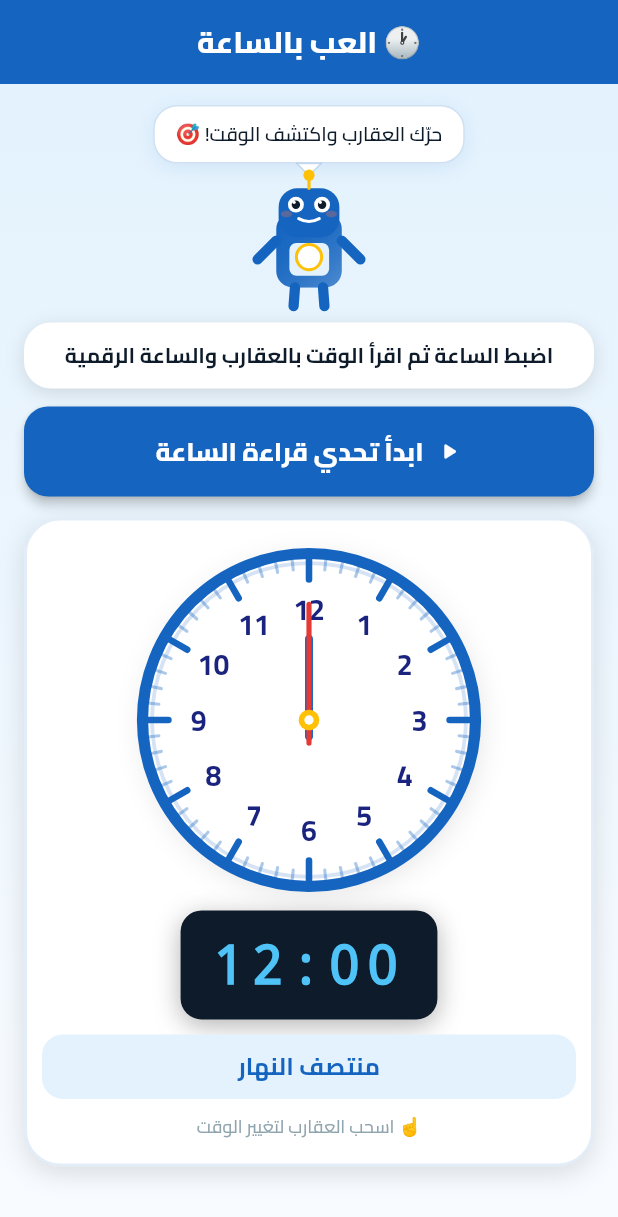
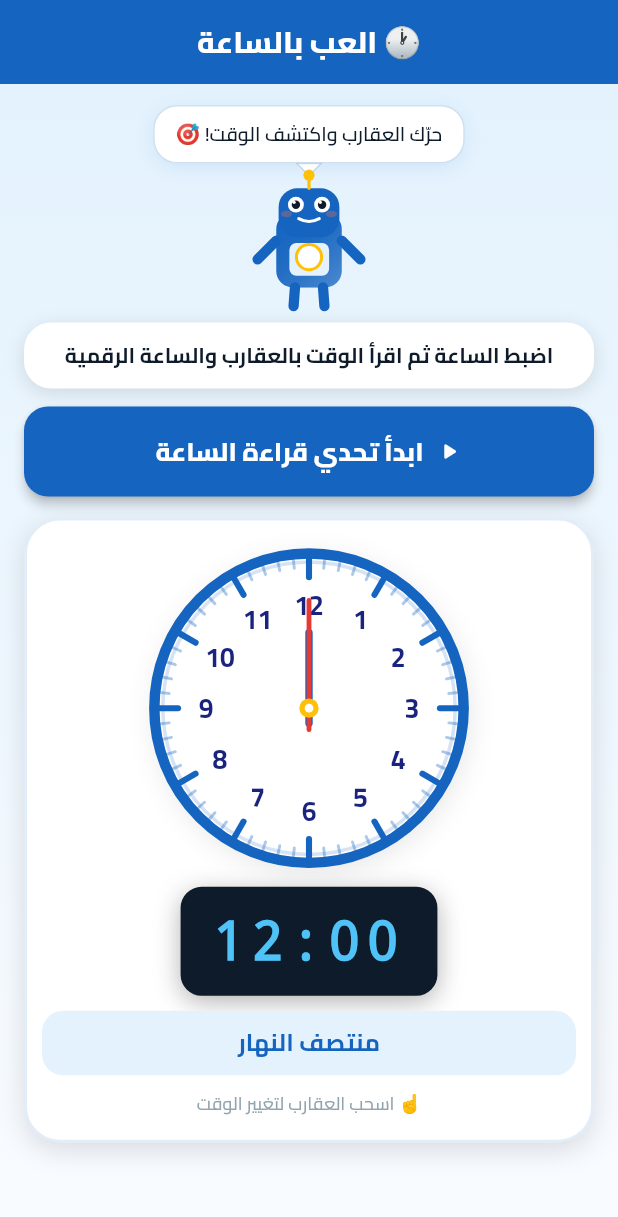
Before and after one commit to bdssmdkacem-dot/waqti, a Flutter app: the FreePlayPage screen opened by its route, on a phone screen of 412 x 824 dp. Shown: the top 1217 px of the screen. Run offline on Flutter 3.47's test engine with Material 3 defaults, Android fonts, the phone set to English and light mode, and no system bars; drawn by our look-alikes of flutter_animate; our stand-ins replace audioplayers, confetti, flutter_riverpod, go_router, google_mobile_ads, shared_preferences; accounts and stored records are empty; network calls fail.

Commit message:
fix(clock): use exact lesson clock configuration in free play

```diff
--- a/lib/features/curriculum/presentation/pages/free_play_page.dart
+++ b/lib/features/curriculum/presentation/pages/free_play_page.dart
@@ -156,7 +156,6 @@ class _FreePlayPageState extends ConsumerState<FreePlayPage> {
   @override
   Widget build(BuildContext context) {
     final h12 = _h > 12 ? _h - 12 : (_h == 0 ? 12 : _h);
-    final clockSz = WaqtiSize.clockSize(context).clamp(230.0, 320.0);
     final ads = ref.watch(adServiceProvider);
 
     return Directionality(
@@ -233,11 +232,8 @@ class _FreePlayPageState extends ConsumerState<FreePlayPage> {
                       ),
                       child: Column(children: [
                         InteractiveClock(
-                          key: ValueKey('lesson-clock:${_challengeLesson?.id}:$_challengeIndex'),
-                          initialHour: 12,
-                          initialMinute: 0,
-                          size: clockSz,
-                          color: WaqtiColors.primary,
+                          initialHour: 12, initialMinute: 0,
+                          size: WaqtiSize.lessonClockSize(context), color: WaqtiColors.primary,
                           onChanged: _onChanged,
                         ),
                         const SizedBox(height: 12),
```
